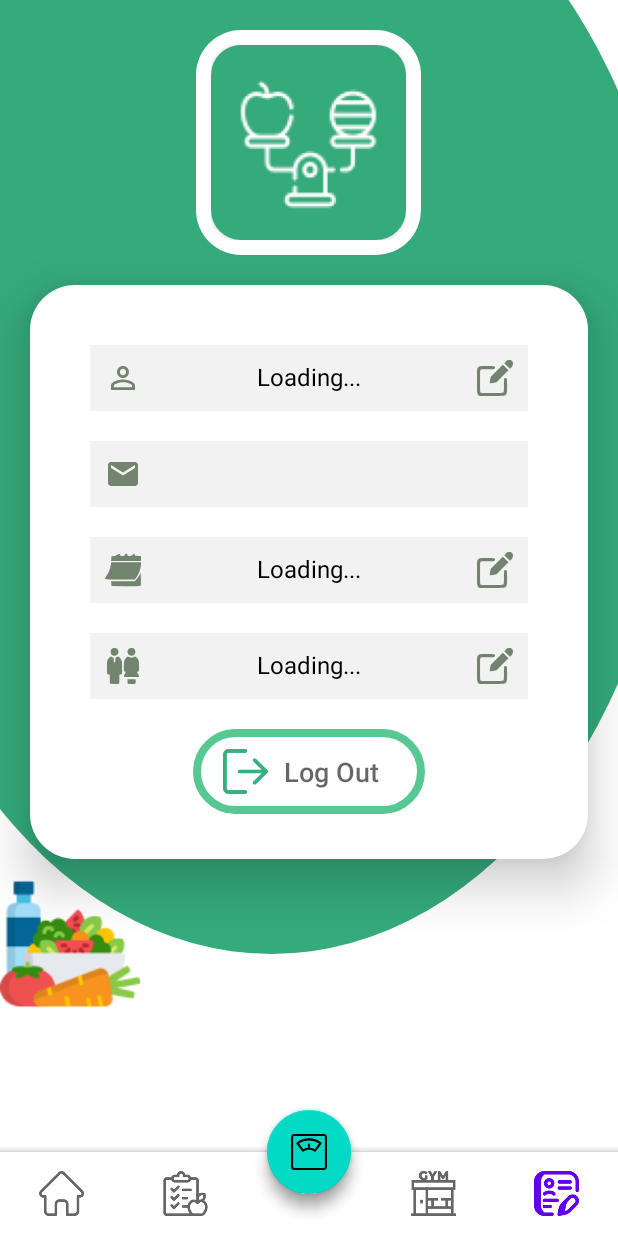
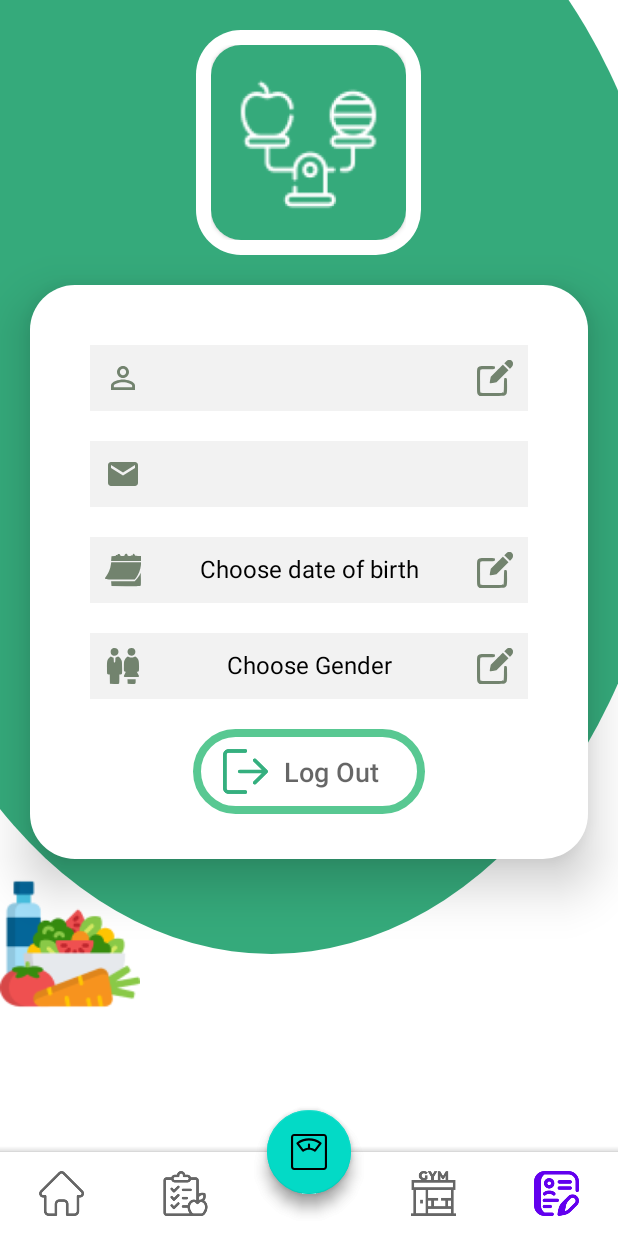
Before and after one commit to daotanhao/ICare, an Android app: the screen it shows after launch once a user with an empty profile is signed in (MainActivity), item 5 of the bottom bar chosen, on a phone screen of 412 x 824 dp. Run offline under Robolectric (Android 15) with nearby library versions, the phone set to English and light mode, and no system bars; our stand-ins replace Firebase (no records; nobody signed in at launch, a user with empty details on screens opened directly); plain views replace FloatingActionButton, FloatingActionMenu; 3 statements that could not run were skipped.

Commit message:
feature-UserProfile

```diff
--- a/app/src/main/java/com/icare/fragment/UserProfileFragment.java
+++ b/app/src/main/java/com/icare/fragment/UserProfileFragment.java
@@ -9,6 +9,7 @@ import android.os.Bundle;
 import androidx.annotation.NonNull;
 import androidx.fragment.app.Fragment;
 
+import android.view.Gravity;
 import android.view.LayoutInflater;
 import android.view.View;
 import android.view.ViewGroup;
@@ -16,9 +17,13 @@ import android.widget.ImageView;
 import android.widget.LinearLayout;
 import android.widget.TextView;
 
+import com.google.android.gms.tasks.OnCompleteListener;
+import com.google.android.gms.tasks.Task;
 import com.google.firebase.auth.FirebaseAuth;
 import com.google.firebase.firestore.DocumentReference;
+import com.google.firebase.firestore.DocumentSnapshot;
 import com.google.firebase.firestore.FirebaseFirestore;
+import com.icare.MainActivity;
 import com.icare.R;
 import com.icare.SignInActivity;
 
@@ -29,14 +34,13 @@ import com.icare.SignInActivity;
  */
 public class UserProfileFragment extends Fragment {
 
-    private TextView mName, mId, mEmail, mDateOfBirth,mGender;
+    private TextView mName, mId, mEmail, mDateOfBirth, mGender, txtChangePassword;
     ImageView mUserImage;
     private static final String tempEmail = "tempEmail";
     private FirebaseFirestore firestore;
     private DocumentReference docRef;
     private LinearLayout logout;
     private FirebaseAuth mAuth;
-
 
     public UserProfileFragment() {
 
@@ -60,8 +64,7 @@ public class UserProfileFragment extends Fragment {
         logout = rootview.findViewById(R.id.linearlogout);
         mDateOfBirth = rootview.findViewById(R.id.id_date_of_birth);
         mGender = rootview.findViewById(R.id.id_gender);
-
-
+//        txtChangePassword = rootview.findViewById(R.id.txtChangePassword);
 
         logout.setOnClickListener(new View.OnClickListener() {
             @Override
@@ -83,43 +86,69 @@ public class UserProfileFragment extends Fragment {
         mEmail.setText(theTempEmail);
         firestore = FirebaseFirestore.getInstance();
 
-//        Runnable getUserInfoFromFirebase = new Runnable() {
-//            @Override
-//            public void run() {
-//                docRef = firestore.collection("users").document(theTempEmail);
-//                docRef.get().addOnCompleteListener(new OnCompleteListener<DocumentSnapshot>() {
-//                    @Override
-//                    public void onComplete(@NonNull Task<DocumentSnapshot> task) {
-//                        if (task.isSuccessful()) {
-//                            DocumentSnapshot document = task.getResult();
-//                            if (document != null) {
-//                                String temp = document.getString("name");
-//                                String tempBirth = document.getString("date_of_birth");
-//                                String tempGender = document.getString("gender");
-//                                mName.setText(temp);
-//
-//                                assert tempBirth != null;
-//                                if(!tempBirth.equals("empty")){
-//                                    mDateOfBirth.setText(tempBirth);
-//                                } else {
-//                                    mDateOfBirth.setText("Choose date of birth");
-//                                }
-//
-//                                assert tempGender != null;
-//                                if(!tempGender.equals("empty")){
-//                                    mGender.setText(tempGender);
-//                                }else {
-//                                    mGender.setText("Choose Gender");
-//                                }
-//                            }
-//                        }
-//                    }
-//                });
-//            }
-//        };
-//
-//        Thread backgroundThread = new Thread(getUserInfoFromFirebase);
-//        backgroundThread.start();
+        Runnable getUserInfoFromFirebase = new Runnable() {
+            @Override
+            public void run() {
+                docRef = firestore.collection("users").document(theTempEmail);
+                docRef.get().addOnCompleteListener(new OnCompleteListener<DocumentSnapshot>() {
+                    @Override
+                    public void onComplete(@NonNull Task<DocumentSnapshot> task) {
+                        if (task.isSuccessful()) {
+                            DocumentSnapshot document = task.getResult();
+                            if (document != null) {
+                                String temp = document.getString("name");
+                                String tempBirth = document.getString("date_of_birth");
+                                String tempGender = document.getString("gender");
+                                mName.setText(temp);
+
+                                assert tempBirth != null;
+                                if (!tempBirth.equals("empty")) {
+                                    mDateOfBirth.setText(tempBirth);
+                                } else {
+                                    mDateOfBirth.setText("Choose date of birth");
+                                }
+
+                                assert tempGender != null;
+                                if (!tempGender.equals("empty")) {
+                                    mGender.setText(tempGender);
+                                } else {
+                                    mGender.setText("Choose Gender");
+                                }
+                            }
+                        }
+                    }
+                });
+            }
+        };
+        mName.setOnClickListener(new View.OnClickListener() {
+            @Override
+            public void onClick(View v) {
+//                ((MainActivity) getActivity()).openEditNameDialog(Gravity.CENTER,3) ;
+            }
+        });
+
+        mDateOfBirth.setOnClickListener(new View.OnClickListener() {
+            @Override
+            public void onClick(View v) {
+//                ((MainActivity) getActivity()).openEditBirthdayDialog(Gravity.CENTER,3);
+            }
+        });
+
+        mGender.setOnClickListener(new View.OnClickListener() {
+            @Override
+            public void onClick(View v) {
+//                ((MainActivity) getActivity()).openEditGenderDialog(Gravity.CENTER,3);
+            }
+        });
+        txtChangePassword.setOnClickListener(new View.OnClickListener() {
+            @Override
+            public void onClick(View v) {
+//                Intent intent = new Intent(getContext(), ChangePassWordActivity.class);
+//                startActivity(intent);
+            }
+        });
+        Thread backgroundThread = new Thread(getUserInfoFromFirebase);
+        backgroundThread.start();
         return rootview;
     }
 }
```
